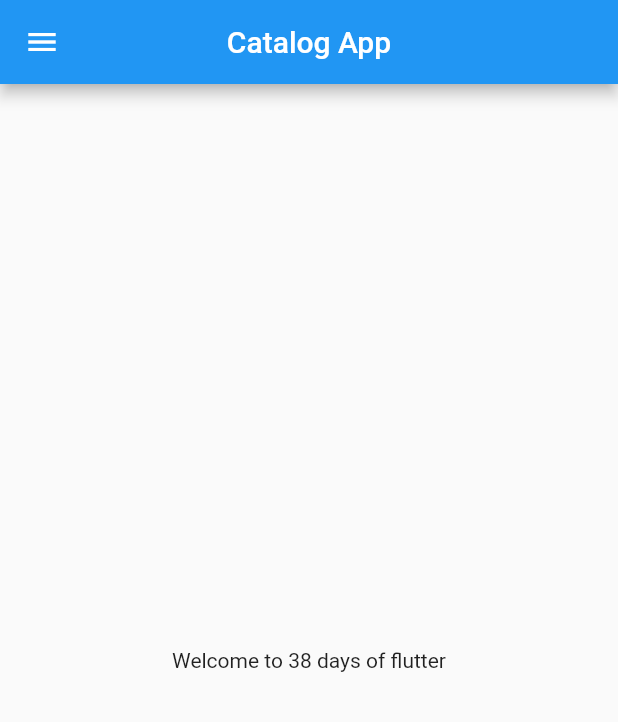
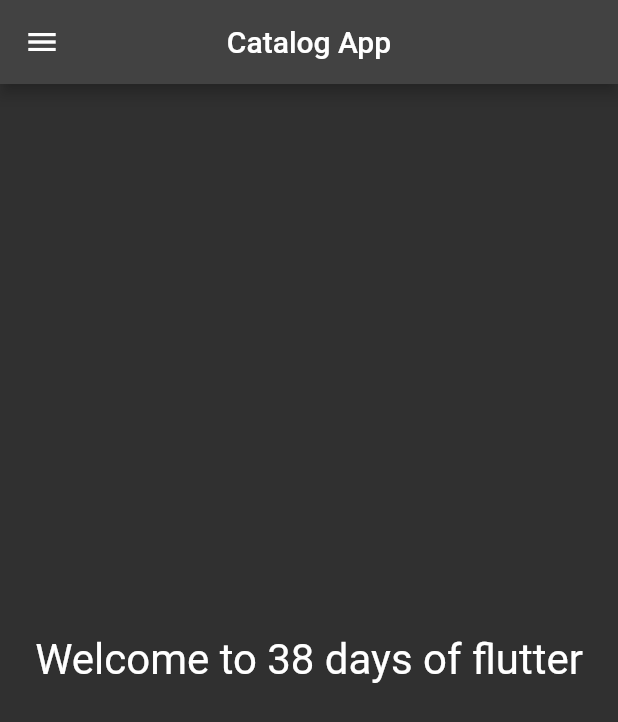
Before and after one commit to shahriarshafi/Flutter_Codepur_Series, a Flutter app: the screen it shows after launch, on a phone screen of 412 x 824 dp. Shown: the top 722 px of the screen. Run offline on Flutter 3.47's test engine with Material 2 defaults, Android fonts, the phone set to English and light mode, and no system bars.

Commit message:
route theme style

```diff
--- a/lib/main.dart
+++ b/lib/main.dart
@@ -1,5 +1,5 @@
 import 'package:flutter/material.dart';
-import 'package:flutter_catalog_18_10_21/home_page.dart';
+import 'package:flutter_catalog_18_10_21/pages/home_page.dart';
 
 void main() {
   runApp(MyApp());
@@ -10,7 +10,16 @@ class MyApp extends StatelessWidget {
   Widget build(BuildContext context) {
     return MaterialApp(
       debugShowCheckedModeBanner: false,
-      home: HomePage(),
+      // home: HomePage(),
+      themeMode: ThemeMode.dark,
+      theme: ThemeData(primarySwatch: Colors.blueGrey),
+      darkTheme: ThemeData(
+        brightness: Brightness.dark,
+      ),
+      initialRoute: "/",
+      routes: {
+        "/": (context) => new HomePage(),
+      },
     );
   }
 }
--- a/lib/home_page.dart
+++ b/lib/pages/home_page.dart
@@ -12,7 +12,11 @@ class HomePage extends StatelessWidget {
       body: Center(
           child: Center(
               child: Container(
-        child: Text("Welcome to $days days of flutter"),
+        child: Text(
+          "Welcome to $days days of flutter",
+          style: TextStyle(),
+          textScaleFactor: 2.0,
+        ),
       ))),
       drawer: Drawer(),
     );
```
Also changed, not shown: lib/pages/login_page.dart (added, +14 -0 lines).
